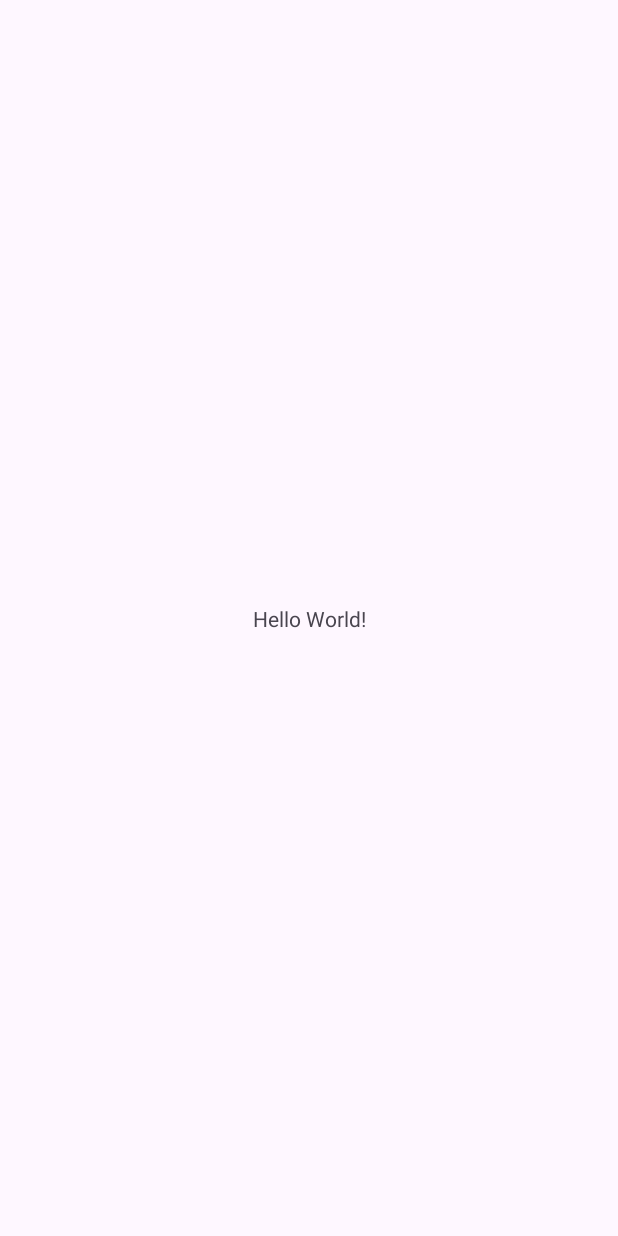
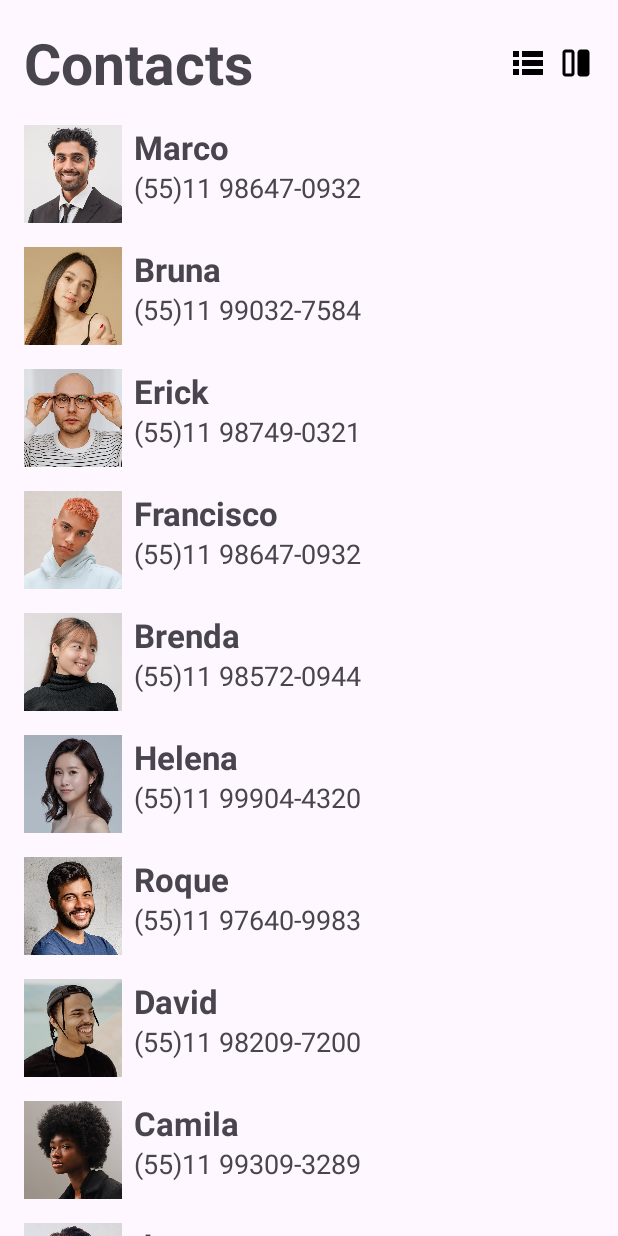
Before and after one commit to marcoosantos/ContactList, an Android app: the screen it shows after launch (MainActivity), on a phone screen of 412 x 824 dp. Before the commit the screen is almost empty. Run offline under Robolectric (Android 15) with nearby library versions, the phone set to English and light mode, and no system bars.

Commit message:
finished app

```diff
--- a/app/src/main/AndroidManifest.xml
+++ b/app/src/main/AndroidManifest.xml
@@ -13,6 +13,9 @@
         android:theme="@style/Theme.Recyclerview"
         tools:targetApi="31">
         <activity
+            android:name=".ContactDetailActivity"
+            android:exported="false" />
+        <activity
             android:name=".MainActivity"
             android:exported="true">
             <intent-filter>
--- /dev/null
+++ b/app/src/main/java/com/devspace/recyclerview/Contact.kt
@@ -0,0 +1,9 @@
+package com.devspace.recyclerview
+
+import androidx.annotation.DrawableRes
+
+data class Contact(
+    val name: String,
+    val phone: String,
+    @DrawableRes val icon: Int
+)
--- /dev/null
+++ b/app/src/main/java/com/devspace/recyclerview/ContactListAdapter.kt
@@ -0,0 +1,61 @@
+package com.devspace.recyclerview
+
+import android.media.Image
+import android.view.LayoutInflater
+import android.view.View
+import android.view.View.OnClickListener
+import android.view.ViewGroup
+import android.widget.ImageView
+import android.widget.TextView
+import androidx.recyclerview.widget.DiffUtil
+import androidx.recyclerview.widget.ListAdapter
+import androidx.recyclerview.widget.RecyclerView
+import org.w3c.dom.Text
+
+class ContactListAdapter:
+    ListAdapter<Contact, ContactListAdapter.ContactViewHolder>(ContactDiffUtils()) {
+
+        private lateinit var onClickListener: (Contact) -> Unit
+
+    override fun onCreateViewHolder(parent: ViewGroup, viewType: Int): ContactViewHolder {
+        val view = LayoutInflater.from(parent.context).inflate(R.layout.item_list, parent, false)
+        return ContactViewHolder(view)
+    }
+
+    override fun onBindViewHolder(holder: ContactViewHolder, position: Int) {
+        val contact = getItem(position)
+        holder.bind(contact, onClickListener)
+    }
+
+    fun SetOnClickListener(onClick: (Contact) -> Unit){
+        onClickListener = onClick
+    }
+
+    class ContactViewHolder(private val view: View) : RecyclerView.ViewHolder(view) {
+
+        private val tvName = view.findViewById<TextView>(R.id.tv_name)
+        private val tvPhone = view.findViewById<TextView>(R.id.tv_phone)
+        private val image = view.findViewById<ImageView>(R.id.image)
+
+        fun bind(contact: Contact, onClick: (Contact) -> Unit){
+            tvName.text = contact.name
+            tvPhone.text = contact.phone
+            image.setImageResource(contact.icon)
+
+            view.setOnClickListener {
+                onClick.invoke(contact)
+            }
+        }
+    }
+
+    class ContactDiffUtils : DiffUtil.ItemCallback<Contact>(){
+        override fun areItemsTheSame(oldItem: Contact, newItem: Contact): Boolean {
+            return  oldItem == newItem
+        }
+
+        override fun areContentsTheSame(oldItem: Contact, newItem: Contact): Boolean {
+            return oldItem.name == newItem.name
+        }
+
+    }
+}
--- a/app/src/main/java/com/devspace/recyclerview/MainActivity.kt
+++ b/app/src/main/java/com/devspace/recyclerview/MainActivity.kt
@@ -1,12 +1,19 @@
 package com.devspace.recyclerview
 
+import android.content.Intent
+import android.media.Image
 import android.os.Bundle
+import android.widget.ImageView
 import androidx.activity.enableEdgeToEdge
 import androidx.appcompat.app.AppCompatActivity
 import androidx.core.view.ViewCompat
 import androidx.core.view.WindowInsetsCompat
+import androidx.recyclerview.widget.GridLayoutManager
+import androidx.recyclerview.widget.LinearLayoutManager
+import androidx.recyclerview.widget.RecyclerView
 
 class MainActivity : AppCompatActivity() {
+
     override fun onCreate(savedInstanceState: Bundle?) {
         super.onCreate(savedInstanceState)
         enableEdgeToEdge()
@@ -16,5 +23,114 @@ class MainActivity : AppCompatActivity() {
             v.setPadding(systemBars.left, systemBars.top, systemBars.right, systemBars.bottom)
             insets
         }
+
+        val rvList = findViewById<RecyclerView>(R.id.rv_list)
+        val ivList = findViewById<ImageView>(R.id.iv_list)
+        val ivGrid = findViewById<ImageView>(R.id.iv_grid)
+        val adapter= ContactListAdapter()
+
+        rvList.adapter = adapter
+        rvList.layoutManager = LinearLayoutManager(this)
+        adapter.submitList(contacts)
+
+        ivGrid.setOnClickListener {
+            rvList.layoutManager = GridLayoutManager(this, 2)
+        }
+
+        ivList.setOnClickListener {
+            rvList.layoutManager = LinearLayoutManager(this)
+        }
+
+        adapter.SetOnClickListener { contact ->
+            val intent = Intent(this, ContactDetailActivity::class.java)
+            intent.putExtra("name", contact.name)
+            intent.putExtra("phone", contact.phone)
+            intent.putExtra("icon", contact.icon)
+            startActivity(intent)
+        }
     }
 }
+
+private val contacts = listOf(
+    Contact(
+        "Marco",
+        "(55)11 98647-0932",
+        R.drawable.sample12
+    ),
+    Contact(
+        "Bruna",
+        "(55)11 99032-7584",
+        R.drawable.sample3
+    ),
+    Contact(
+        "Erick",
+        "(55)11 98749-0321",
+        R.drawable.sample10
+    ),
+    Contact(
+        "Francisco",
+        "(55)11 98647-0932",
+        R.drawable.sample14
+    ),
+    Contact(
+        "Brenda",
+        "(55)11 98572-0944",
+        R.drawable.sample7
+    ),
+    Contact(
+        "Helena",
+        "(55)11 99904-4320",
+        R.drawable.sample11
+    ),
+    Contact(
+        "Roque",
+        "(55)11 97640-9983",
+        R.drawable.sample8
+    ),
+    Contact(
+        "David",
+        "(55)11 98209-7200",
+        R.drawable.sample2
+    ),
+    Contact(
+        "Camila",
+        "(55)11 99309-3289",
+        R.drawable.sample5
+    ),
+    Contact(
+        "Joao",
+        "(55)11 97894-3547",
+        R.drawable.sample9
+    ),
+    Contact(
+        "Julia",
+        "(55)11 99983-2000",
+        R.drawable.sample1
+    ),
+    Contact(
+        "Tatiane",
+        "(55)11 99457-6557",
+        R.drawable.sample16
+    ),
+    Contact(
+        "Thiago",
+        "(55)11 97850-9904",
+        R.drawable.sample12
+    ),
+    Contact(
+        "Laura",
+        "(55)11 99800-7854",
+        R.drawable.sample15
+    ),
+    Contact(
+        "Maria",
+        "(55)11 99432-8599",
+        R.drawable.sample16
+    ),
+    Contact(
+        "Carol",
+        "(55)11 99090-8600",
+        R.drawable.sample16
+    ),
+
+)
--- a/app/src/main/res/layout/activity_main.xml
+++ b/app/src/main/res/layout/activity_main.xml
@@ -8,12 +8,45 @@
     tools:context=".MainActivity">
 
     <TextView
-        android:layout_width="wrap_content"
+        android:id="@+id/tv_title"
+        android:layout_width="0dp"
         android:layout_height="wrap_content"
-        android:text="Hello World!"
+        android:layout_margin="16dp"
+        android:text="@string/contacts_list_title"
+        android:textSize="38sp"
+        android:textStyle="bold"
+        app:layout_constraintEnd_toStartOf="@+id/iv_list"
+        app:layout_constraintStart_toStartOf="parent"
+        app:layout_constraintTop_toTopOf="parent" />
+
+    <ImageView
+        android:id="@+id/iv_grid"
+        android:layout_width="24dp"
+        android:layout_height="24dp"
+        android:layout_marginEnd="16dp"
+        android:src="@drawable/ic_grid"
+        app:layout_constraintBottom_toBottomOf="@+id/tv_title"
+        app:layout_constraintEnd_toEndOf="parent"
+        app:layout_constraintTop_toTopOf="@+id/tv_title" />
+
+    <ImageView
+        android:id="@+id/iv_list"
+        android:layout_width="24dp"
+        android:layout_height="24dp"
+        android:layout_marginEnd="8dp"
+        android:src="@drawable/ic_list"
+        app:layout_constraintBottom_toBottomOf="@+id/tv_title"
+        app:layout_constraintEnd_toStartOf="@id/iv_grid"
+        app:layout_constraintTop_toTopOf="@+id/tv_title" />
+
+    <androidx.recyclerview.widget.RecyclerView
+        android:id="@+id/rv_list"
+        android:layout_width="match_parent"
+        android:layout_height="0dp"
         app:layout_constraintBottom_toBottomOf="parent"
         app:layout_constraintEnd_toEndOf="parent"
         app:layout_constraintStart_toStartOf="parent"
-        app:layout_constraintTop_toTopOf="parent" />
+        app:layout_constraintTop_toBottomOf="@+id/tv_title"
+        tools:listitem="@layout/item_list" />
 
 </androidx.constraintlayout.widget.ConstraintLayout>
--- /dev/null
+++ b/app/src/main/res/layout/item_list.xml
@@ -0,0 +1,41 @@
+<?xml version="1.0" encoding="utf-8"?>
+<androidx.constraintlayout.widget.ConstraintLayout xmlns:android="http://schemas.android.com/apk/res/android"
+    xmlns:app="http://schemas.android.com/apk/res-auto"
+    xmlns:tools="http://schemas.android.com/tools"
+    android:layout_width="match_parent"
+    android:layout_height="wrap_content">
+
+
+    <ImageView
+        android:id="@+id/image"
+        android:layout_width="65dp"
+        android:layout_height="65dp"
+        android:layout_margin="16dp"
+        android:contentDescription="@null"
+        app:layout_constraintStart_toStartOf="parent"
+        app:layout_constraintTop_toTopOf="parent"
+        tools:srcCompat="@tools:sample/avatars" />
+
+    <TextView
+        android:id="@+id/tv_name"
+        android:layout_width="0dp"
+        android:layout_height="wrap_content"
+        android:layout_marginStart="8dp"
+        android:textSize="22sp"
+        android:textStyle="bold"
+        app:layout_constraintEnd_toEndOf="parent"
+        app:layout_constraintStart_toEndOf="@+id/image"
+        app:layout_constraintTop_toTopOf="@+id/image"
+        tools:text="Name" />
+
+    <TextView
+        android:id="@+id/tv_phone"
+        android:layout_width="0dp"
+        android:layout_height="wrap_content"
+        android:textSize="18sp"
+        app:layout_constraintEnd_toEndOf="@+id/tv_name"
+        app:layout_constraintStart_toStartOf="@+id/tv_name"
+        app:layout_constraintTop_toBottomOf="@+id/tv_name"
+        tools:text="(55) 11 98763478" />
+
+</androidx.constraintlayout.widget.ConstraintLayout>
--- a/app/src/main/res/values/strings.xml
+++ b/app/src/main/res/values/strings.xml
@@ -1,3 +1,4 @@
 <resources>
     <string name="app_name">Recyclerview</string>
+    <string name="contacts_list_title">Contacts</string>
 </resources>
```
Also changed, not shown: app/src/main/java/com/devspace/recyclerview/ContactDetailActivity.kt (added, +43 -0 lines), app/src/main/res/layout/activity_contact_detail.xml (added, +118 -0 lines).
